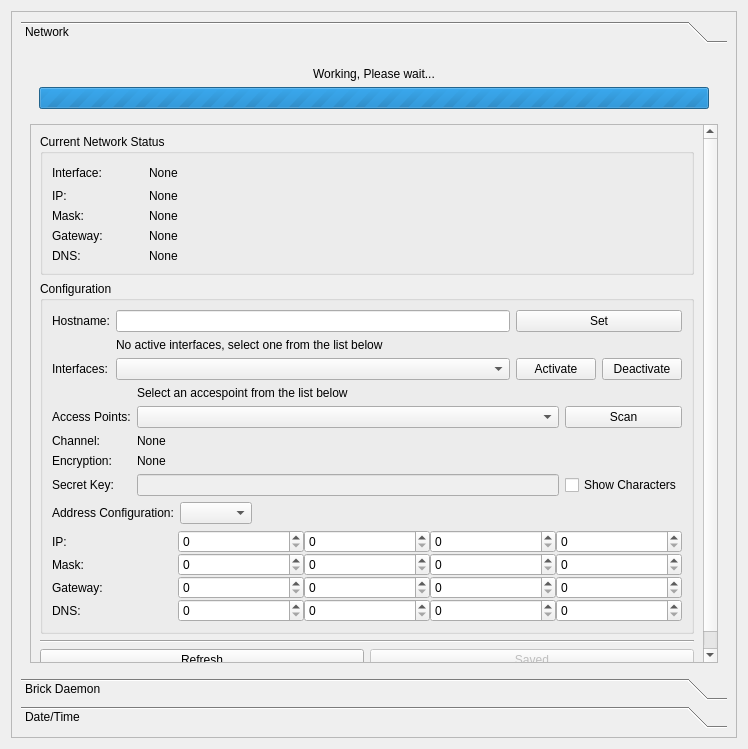
Above: src/brickv/plugin_system/plugins/red/ui/red_tab_settings.ui from Tinkerforge/brickv before the change. Below: the same form after it.
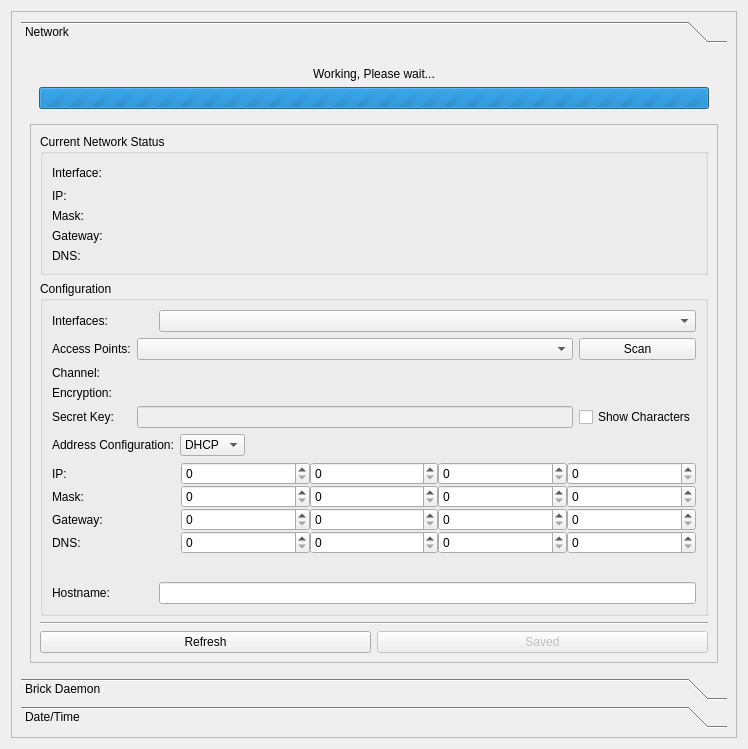
That is the form after the change.

Commit message: red-brick: Wired connection management implementation

What changed in the file:
```diff
--- a/src/brickv/plugin_system/plugins/red/ui/red_tab_settings.ui
+++ b/src/brickv/plugin_system/plugins/red/ui/red_tab_settings.ui
@@ -88,9 +88,9 @@
              <property name="geometry">
               <rect>
                <x>0</x>
-               <y>-151</y>
+               <y>-95</y>
                <width>674</width>
-               <height>677</height>
+               <height>631</height>
               </rect>
              </property>
              <layout class="QVBoxLayout" name="verticalLayout_9">
@@ -132,7 +132,7 @@
                   <layout class="QVBoxLayout" name="verticalLayout_7">
                    <item>
                     <layout class="QGridLayout" name="gridLayout_8">
-                     <item row="6" column="0">
+                     <item row="5" column="0">
                       <spacer name="verticalSpacer_5">
                        <property name="orientation">
                         <enum>Qt::Vertical</enum>
@@ -145,48 +145,14 @@
                        </property>
                       </spacer>
                      </item>
-                     <item row="2" column="1">
-                      <widget class="QComboBox" name="cbox_net_intf">
-                       <property name="sizePolicy">
-                        <sizepolicy hsizetype="Preferred" vsizetype="Fixed">
-                         <horstretch>1</horstretch>
-                         <verstretch>0</verstretch>
-                        </sizepolicy>
-                       </property>
-                      </widget>
-                     </item>
-                     <item row="2" column="2">
-                      <widget class="QPushButton" name="pbutton_net_activate_intf">
-                       <property name="enabled">
-                        <bool>true</bool>
-                       </property>
-                       <property name="text">
-                        <string>Activate</string>
-                       </property>
-                      </widget>
-                     </item>
                      <item row="0" column="0">
-                      <widget class="QLabel" name="label_3">
-                       <property name="text">
-                        <string>Hostname:</string>
-                       </property>
-                      </widget>
-                     </item>
-                     <item row="2" column="0">
                       <widget class="QLabel" name="label_31">
                        <property name="text">
                         <string>Interfaces:</string>
                        </property>
                       </widget>
                      </item>
-                     <item row="2" column="3">
-                      <widget class="QPushButton" name="pbutton_net_deactivate_intf">
-                       <property name="text">
-                        <string>Deactivate</string>
-                       </property>
-                      </widget>
-                     </item>
-                     <item row="5" column="0" colspan="4">
+                     <item row="3" column="0" colspan="3">
                       <widget class="QFrame" name="frame_static_ip_conf">
                        <layout class="QVBoxLayout" name="verticalLayout_16">
                         <property name="spacing">
@@ -368,7 +334,7 @@
                        </layout>
                       </widget>
                      </item>
-                     <item row="3" column="0" colspan="4">
+                     <item row="1" column="0" colspan="3">
                       <widget class="QFrame" name="frame_wireless_conf">
                        <layout class="QGridLayout" name="gridLayout">
                         <property name="margin">
@@ -376,45 +342,45 @@
                         </property>
                         <item row="0" column="0">
                          <layout class="QGridLayout" name="gridLayout_11">
-                          <item row="3" column="1" colspan="2">
+                          <item row="3" column="2">
+                           <widget class="QCheckBox" name="cbox_net_wireless_key_show">
+                            <property name="text">
+                             <string>Show Characters</string>
+                            </property>
+                           </widget>
+                          </item>
+                          <item row="2" column="1" colspan="2">
                            <widget class="QLabel" name="label_net_wireless_enctype">
                             <property name="text">
-                             <string>None</string>
+                             <string/>
                             </property>
                            </widget>
                           </item>
-                          <item row="1" column="1">
+                          <item row="0" column="1">
                            <widget class="QComboBox" name="cbox_net_wireless_ap"/>
                           </item>
-                          <item row="4" column="1">
+                          <item row="3" column="1">
                            <widget class="QLineEdit" name="ledit_net_wireless_key">
                             <property name="enabled">
                              <bool>false</bool>
                             </property>
                            </widget>
                           </item>
-                          <item row="4" column="2">
-                           <widget class="QCheckBox" name="cbox_net_wireless_key_show">
-                            <property name="text">
-                             <string>Show Characters</string>
-                            </property>
-                           </widget>
-                          </item>
-                          <item row="2" column="1" colspan="2">
+                          <item row="1" column="1" colspan="2">
                            <widget class="QLabel" name="label_net_wireless_channel">
                             <property name="text">
-                             <string>None</string>
+                             <string/>
                             </property>
                            </widget>
                           </item>
-                          <item row="1" column="0">
+                          <item row="0" column="0">
                            <widget class="QLabel" name="label_27">
                             <property name="text">
                              <string>Access Points:</string>
                             </property>
                            </widget>
                           </item>
-                          <item row="5" column="0">
+                          <item row="4" column="0">
                            <spacer name="verticalSpacer">
                             <property name="orientation">
                              <enum>Qt::Vertical</enum>
@@ -427,47 +393,40 @@
                             </property>
                            </spacer>
                           </item>
-                          <item row="4" column="0">
+                          <item row="3" column="0">
                            <widget class="QLabel" name="label_29">
                             <property name="text">
                              <string>Secret Key:</string>
                             </property>
                            </widget>
                           </item>
-                          <item row="2" column="0">
+                          <item row="1" column="0">
                            <widget class="QLabel" name="label_38">
                             <property name="text">
                              <string>Channel:</string>
                             </property>
                            </widget>
                           </item>
-                          <item row="1" column="2">
+                          <item row="0" column="2">
                            <widget class="QPushButton" name="pbutton_net_wireless_scan">
                             <property name="text">
                              <string>Scan</string>
                             </property>
                            </widget>
                           </item>
-                          <item row="3" column="0">
+                          <item row="2" column="0">
                            <widget class="QLabel" name="label_28">
                             <property name="text">
                              <string>Encryption:</string>
                             </property>
                            </widget>
                           </item>
-                          <item row="0" column="1" colspan="2">
-                           <widget class="QLabel" name="label_ap_none_associated">
-                            <property name="text">
-                             <string>Select an accespoint from the list below</string>
-                            </property>
-                           </widget>
-                          </item>
                          </layout>
                         </item>
                        </layout>
                       </widget>
                      </item>
-                     <item row="4" column="0" colspan="4">
+                     <item row="2" column="0" colspan="3">
                       <widget class="QFrame" name="frame_net_conftype">
                        <property name="frameShape">
                         <enum>QFrame::NoFrame</enum>
@@ -482,7 +441,18 @@
                         <item>
                          <layout class="QGridLayout" name="gridLayout_13">
                           <item row="0" column="1">
-                           <widget class="QComboBox" name="cbox_net_conftype"/>
+                           <widget class="QComboBox" name="cbox_net_conftype">
+                            <item>
+                             <property name="text">
+                              <string>DHCP</string>
+                             </property>
+                            </item>
+                            <item>
+                             <property name="text">
+                              <string>Static</string>
+                             </property>
+                            </item>
+                           </widget>
                           </item>
                           <item row="0" column="0">
                            <widget class="QLabel" name="label_22">
@@ -509,15 +479,21 @@
                        </layout>
                       </widget>
                      </item>
-                     <item row="1" column="1" colspan="3">
-                      <widget class="QLabel" name="label_interface_none_active">
-                       <property name="text">
-                        <string>No active interfaces, select one from the list below</string>
+                     <item row="0" column="1" colspan="2">
+                      <widget class="QComboBox" name="cbox_net_intf">
+                       <property name="sizePolicy">
+                        <sizepolicy hsizetype="Preferred" vsizetype="Fixed">
+                         <horstretch>1</horstretch>
+                         <verstretch>0</verstretch>
+                        </sizepolicy>
                        </property>
                       </widget>
                      </item>
-                     <item row="0" column="1">
+                     <item row="4" column="1" colspan="2">
                       <widget class="QLineEdit" name="ledit_net_hostname">
+                       <property name="enabled">
+                        <bool>true</bool>
+                       </property>
                        <property name="sizePolicy">
                         <sizepolicy hsizetype="Expanding" vsizetype="Fixed">
                          <horstretch>1</horstretch>
@@ -526,10 +502,10 @@
                        </property>
                       </widget>
                      </item>
-                     <item row="0" column="2" colspan="2">
-                      <widget class="QPushButton" name="pbutton_set_hostname">
+                     <item row="4" column="0">
+                      <widget class="QLabel" name="label_3">
                        <property name="text">
-                        <string>Set</string>
+                        <string>Hostname:</string>
                        </property>
                       </widget>
                      </item>
@@ -569,7 +545,7 @@
                      <item row="1" column="3">
                       <widget class="QLabel" name="label_net_gen_cstat_ip">
                        <property name="text">
-                        <string>None</string>
+                        <string/>
                        </property>
                        <property name="textInteractionFlags">
                         <set>Qt::LinksAccessibleByMouse|Qt::TextSelectableByKeyboard|Qt::TextSelectableByMouse</set>
@@ -592,7 +568,7 @@
                         </sizepolicy>
                        </property>
                        <property name="text">
-                        <string>None</string>
+                        <string/>
                        </property>
                        <property name="textInteractionFlags">
                         <set>Qt::LinksAccessibleByMouse|Qt::TextSelectableByKeyboard|Qt::TextSelectableByMouse</set>
@@ -615,7 +591,7 @@
                      <item row="2" column="3">
                       <widget class="QLabel" name="label_net_gen_cstat_mask">
                        <property name="text">
-                        <string>None</string>
+                        <string/>
                        </property>
                        <property name="textInteractionFlags">
                         <set>Qt::LinksAccessibleByMouse|Qt::TextSelectableByKeyboard|Qt::TextSelectableByMouse</set>
@@ -625,7 +601,7 @@
                      <item row="4" column="3">
                       <widget class="QLabel" name="label_net_gen_cstat_dns">
                        <property name="text">
-                        <string>None</string>
+                        <string/>
                        </property>
                        <property name="textInteractionFlags">
                         <set>Qt::LinksAccessibleByMouse|Qt::TextSelectableByKeyboard|Qt::TextSelectableByMouse</set>
@@ -635,7 +611,7 @@
                      <item row="3" column="3">
                       <widget class="QLabel" name="label_net_gen_cstat_gateway">
                        <property name="text">
-                        <string>None</string>
+                        <string/>
                        </property>
                        <property name="textInteractionFlags">
                         <set>Qt::LinksAccessibleByMouse|Qt::TextSelectableByKeyboard|Qt::TextSelectableByMouse</set>
```
The commit also changes 2 other files.
